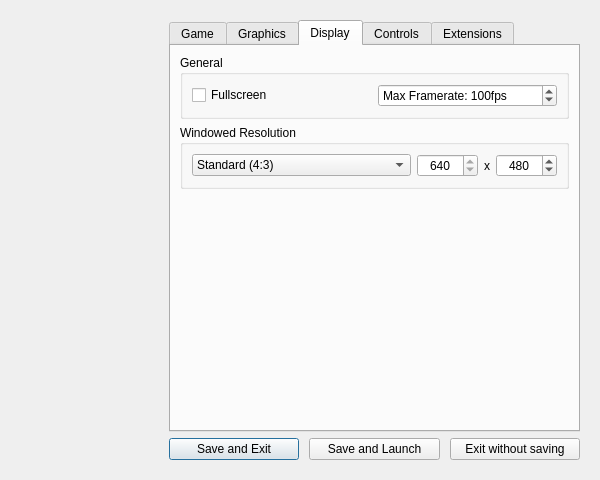
isledecomp/isle-portable, file CONFIG/res/maindialog.ui: the form before one commit.
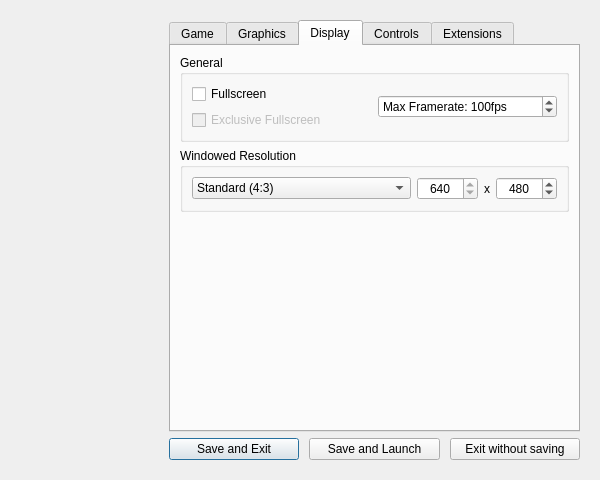
The form after the commit. The open tabs and pages were chosen to show the change. Icons and pictures are not drawn.

Commit message: Rework to add Exclusive Fullscreen option.

Patch:
```diff
--- a/CONFIG/res/maindialog.ui
+++ b/CONFIG/res/maindialog.ui
@@ -620,6 +620,8 @@
               </widget>
              </item>
              <item row="0" column="0">
+              <layout class="QVBoxLayout" name="fullscreenCheckboxContainer">
+               <item>
               <widget class="QCheckBox" name="fullscreenCheckBox">
                <property name="toolTip">
                 <string>Toggle fullscreen display mode.</string>
@@ -629,6 +631,21 @@
                </property>
               </widget>
              </item>
+               <item>
+                <widget class="QCheckBox" name="exclusiveFullscreenCheckbox">
+                 <property name="enabled">
+                  <bool>false</bool>
+                 </property>
+                 <property name="toolTip">
+                  <string>Grants the app full control of the display for better performance and lower input lag. May cause slower alt-tabbing.</string>
+                 </property>
+                 <property name="text">
+                  <string>Exclusive Fullscreen</string>
+                 </property>
+                </widget>
+               </item>
+              </layout>
+             </item>
             </layout>
            </widget>
           </item>
```
Left out of the diff: 15 changed lines with no effect on the pictures. Lines whose indentation alone changed are shown as unchanged. The commit also changes 6 other files.
